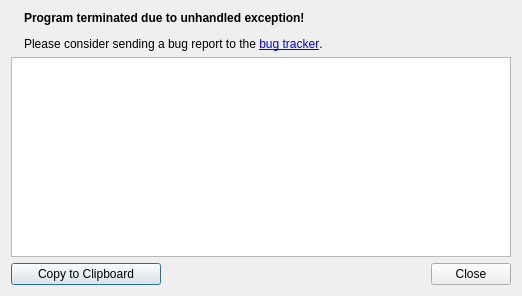
The window that resources/ui/exception_dialog.ui (vzhd1701/gridplayer) describes before a commit, drawn with Qt 5.
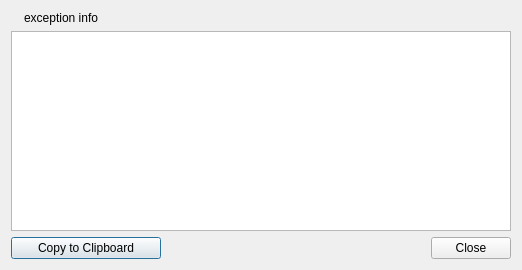
The same window after the commit.

Diff of the .ui file:
```diff
--- a/resources/ui/exception_dialog.ui
+++ b/resources/ui/exception_dialog.ui
@@ -25,7 +25,7 @@
      <item>
       <widget class="QLabel" name="errorLabel">
        <property name="text">
-        <string>&lt;html&gt;&lt;head/&gt;&lt;body&gt;&lt;p&gt;&lt;span style=&quot; font-weight:600;&quot;&gt;Program terminated due to unhandled exception!&lt;/span&gt;&lt;/p&gt;&lt;p&gt;Please consider sending a bug report to the &lt;a href=&quot;{APP_BUGTRACKER_URL}&quot;&gt;&lt;span style=&quot; text-decoration: underline; color:#0000ff;&quot;&gt;bug tracker&lt;/span&gt;&lt;/a&gt;.&lt;/p&gt;&lt;/body&gt;&lt;/html&gt;</string>
+        <string notr="true">exception info</string>
        </property>
        <property name="textFormat">
         <enum>Qt::RichText</enum>
```
